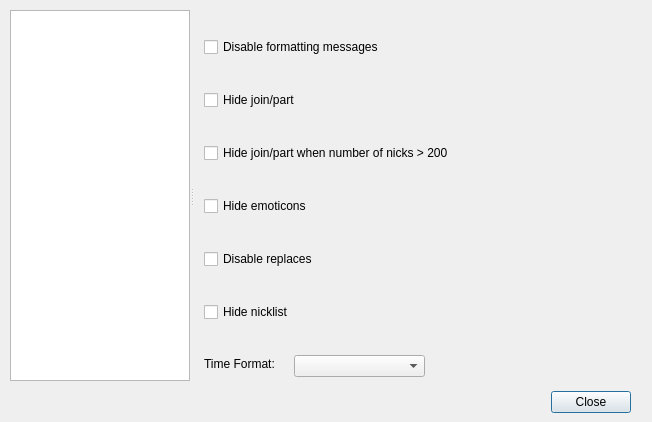
Before: the Qt Designer form ui/options.ui in gitter-badger/simplechatclient, drawn with Qt 5.
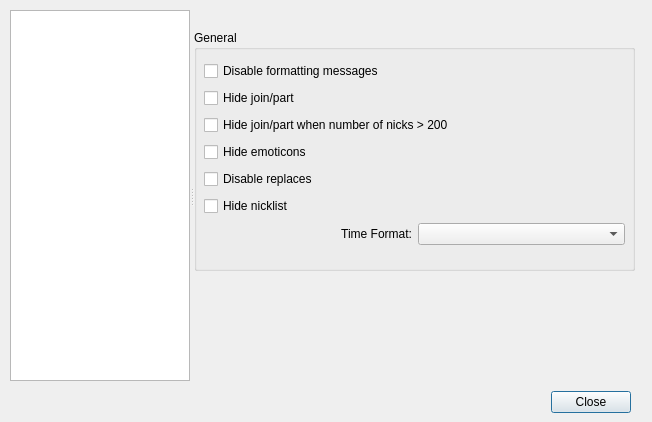
After: the same form once the commit is applied. The open tabs and pages were chosen to show the change. Icons and pictures are not drawn.

Commit message: improved settings layout

Patch:
```diff
--- a/ui/options.ui
+++ b/ui/options.ui
@@ -1282,13 +1282,25 @@
      </widget>
     </widget>
     <widget class="QWidget" name="page_view">
+     <widget class="QGroupBox" name="groupBox_view">
+      <property name="geometry">
+       <rect>
+        <x>0</x>
+        <y>20</y>
+        <width>441</width>
+        <height>241</height>
+       </rect>
+      </property>
+      <property name="title">
+       <string>General</string>
+      </property>
      <widget class="QWidget" name="verticalLayoutWidget_12">
       <property name="geometry">
        <rect>
         <x>10</x>
-        <y>0</y>
+         <y>30</y>
         <width>421</width>
-        <height>341</height>
+         <height>191</height>
        </rect>
       </property>
       <layout class="QVBoxLayout" name="verticalLayout_12">
@@ -1334,38 +1346,30 @@
          </property>
         </widget>
        </item>
-      </layout>
-     </widget>
+        <item>
+         <layout class="QHBoxLayout" name="horizontalLayout_14">
+          <item>
      <widget class="QLabel" name="label_time_format">
-      <property name="geometry">
-       <rect>
-        <x>10</x>
-        <y>346</y>
-        <width>101</width>
-        <height>16</height>
-       </rect>
-      </property>
       <property name="text">
        <string>Time Format:</string>
       </property>
-     </widget>
+            <property name="alignment">
+             <set>Qt::AlignRight|Qt::AlignTrailing|Qt::AlignVCenter</set>
+            </property>
+           </widget>
+          </item>
+          <item>
      <widget class="QComboBox" name="comboBox_time_format">
-      <property name="geometry">
-       <rect>
-        <x>100</x>
-        <y>345</y>
-        <width>131</width>
-        <height>22</height>
-       </rect>
-      </property>
       <property name="editable">
        <bool>false</bool>
       </property>
      </widget>
-     <zorder>verticalLayoutWidget_12</zorder>
-     <zorder>buttonBox</zorder>
-     <zorder>label_time_format</zorder>
-     <zorder>comboBox_time_format</zorder>
+          </item>
+         </layout>
+        </item>
+       </layout>
+      </widget>
+     </widget>
     </widget>
     <widget class="QWidget" name="page_winamp">
      <widget class="QGroupBox" name="groupBox_winamp">
```
Left out of the diff: 87 changed lines with no effect on the pictures. Lines whose indentation alone changed are shown as unchanged. The commit also changes 2 other files.
